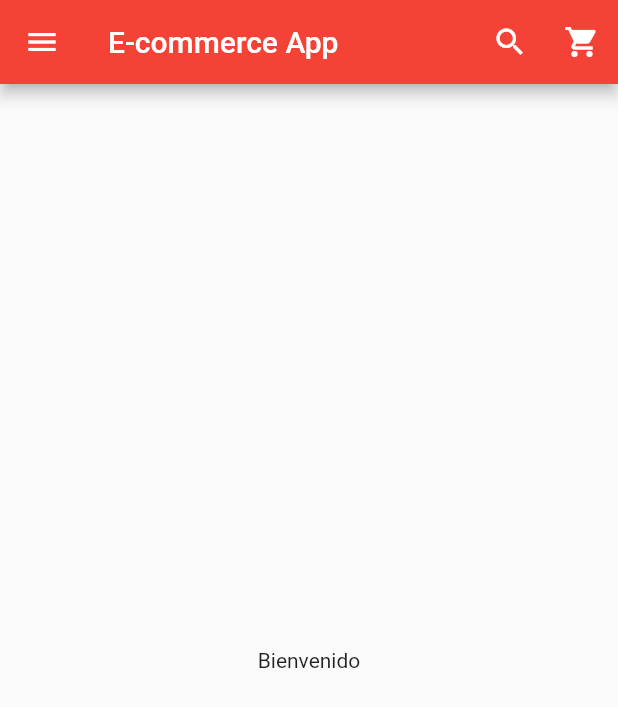
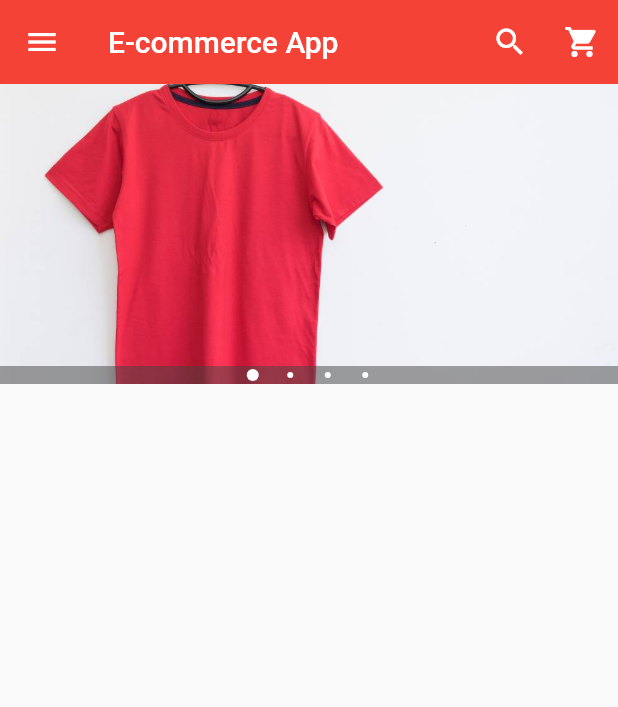
Before and after one commit to SergioEstebanPi/ecommerce-flutter, a Flutter app: the screen it shows after launch, on a phone screen of 412 x 824 dp. Shown: the top 707 px of the screen. Run offline on Flutter 3.47's test engine with Material 2 defaults, Android fonts, the phone set to English and light mode, and no system bars; drawn by our look-alikes of carousel_pro.

Commit message:
Agreglo corrusel en el body

```diff
--- a/lib/main.dart
+++ b/lib/main.dart
@@ -1,3 +1,4 @@
+import 'package:carousel_pro/carousel_pro.dart';
 import 'package:flutter/material.dart';
 
 void main() {
@@ -24,8 +25,28 @@ class MyHomePage extends StatefulWidget {
 class _MyHomePageState extends State<MyHomePage> {
   @override
   Widget build(BuildContext context) {
+    Widget image_carousel = Container(
+      height: 200,
+      child: Carousel(
+        boxFit: BoxFit.cover,
+        images: [
+          AssetImage('images/camisa.jpg'),
+          AssetImage('images/jeans.jfif'),
+          AssetImage('images/jeans2.jfif'),
+          AssetImage('images/vestidos.jpg'),
+        ],
+        autoplay: true,
+        animationCurve: Curves.fastOutSlowIn,
+        animationDuration: Duration(
+          milliseconds: 1000
+        ),
+        dotSize: 4,
+        indicatorBgPadding: 2,
+      )
+    );
     return Scaffold(
       appBar: AppBar(
+        elevation: 0.0,
         backgroundColor: Colors.red,
         title: Text("E-commerce App"),
         actions: [
@@ -97,7 +118,7 @@ class _MyHomePageState extends State<MyHomePage> {
               onTap: () {},
               child: ListTile(
                 title: Text('Favourites'),
-                leading: Icon(Icons.favorite),
+                leading: Icon(Icons.favorite, color: Colors.red),
               ),
             ),
             Divider(),
@@ -105,28 +126,23 @@ class _MyHomePageState extends State<MyHomePage> {
               onTap: () {},
               child: ListTile(
                 title: Text('Settings'),
-                leading: Icon(Icons.settings),
+                leading: Icon(Icons.settings, color: Colors.blue),
               ),
             ),
             InkWell(
               onTap: () {},
               child: ListTile(
-                title: Text('Help'),
-                leading: Icon(Icons.help),
+                title: Text('About'),
+                leading: Icon(Icons.help, color: Colors.green),
               ),
             ),
           ],
         ),
       ),
-      body: Center(
-        child: Column(
-          mainAxisAlignment: MainAxisAlignment.center,
-          children: <Widget>[
-            Text(
-              'Bienvenido',
-            ),
-          ],
-        ),
+      body: ListView(
+        children: <Widget>[
+          image_carousel
+        ],
       ),
     );
   }
--- a/pubspec.yaml
+++ b/pubspec.yaml
@@ -23,6 +23,7 @@ environment:
 dependencies:
   flutter:
     sdk: flutter
+  carousel_pro: ^1.0.0
 
 
   # The following adds the Cupertino Icons font to your application.
@@ -48,6 +49,11 @@ flutter:
   # assets:
   #   - images/a_dot_burr.jpeg
   #   - images/a_dot_ham.jpeg
+  assets:
+    - images/camisa.jpg
+    - images/jeans.jfif
+    - images/jeans2.jfif
+    - images/vestidos.jpg
 
   # An image asset can refer to one or more resolution-specific "variants", see
   # https://flutter.dev/assets-and-images/#resolution-aware.
```
Also changed, not shown: images/camisa.jpg (added), images/vestidos.jpg (added), pubspec.lock, 2 other files.
